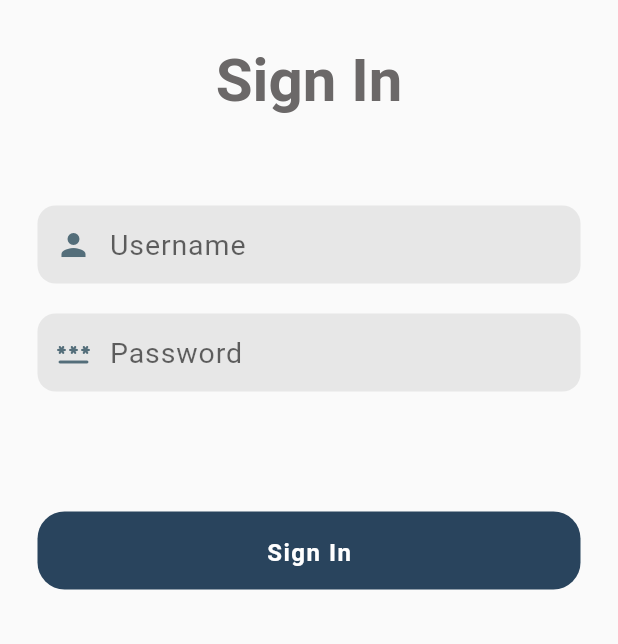
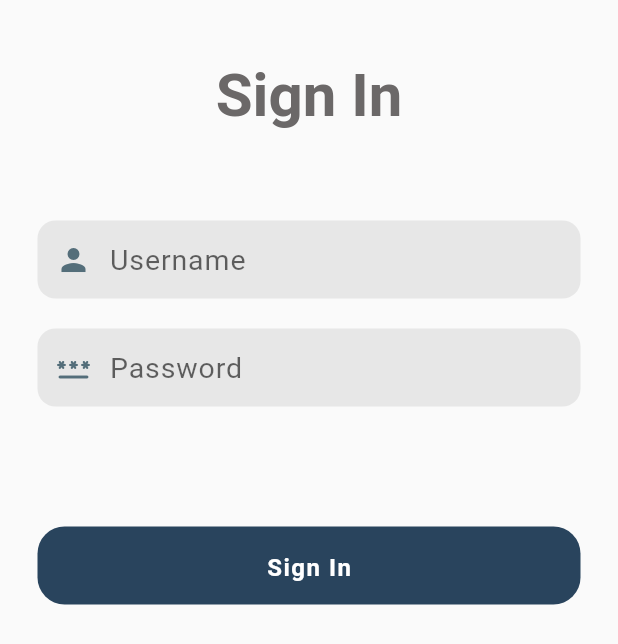
Before and after one commit to sudheep-ap/Beegains, a Flutter app: the screen it shows after launch, on a phone screen of 412 x 824 dp. Shown: the top 644 px of the screen. Run offline on Flutter 3.47's test engine with Material 2 defaults, Android fonts, the phone set to English and light mode, and no system bars; our stand-ins replace bloc, dartz, flutter_bloc, flutter_spinkit, freezed_annotation, hive_flutter and 1 more; accounts and stored records are empty.

Commit message:
Added shimmer effect and modified UI

```diff
--- a/beegains_task/lib/presentation/screens/login/sign_in_page.dart
+++ b/beegains_task/lib/presentation/screens/login/sign_in_page.dart
@@ -30,7 +30,7 @@ class _SignInPageState extends State<SignInPage> {
         child: SingleChildScrollView(
           child: SafeArea(
             child: Padding(
-              padding: const EdgeInsets.all(10),
+              padding: const EdgeInsets.symmetric(vertical: 20, horizontal: 10),
               child: Column(
                 crossAxisAlignment: CrossAxisAlignment.center,
                 children: [
```
